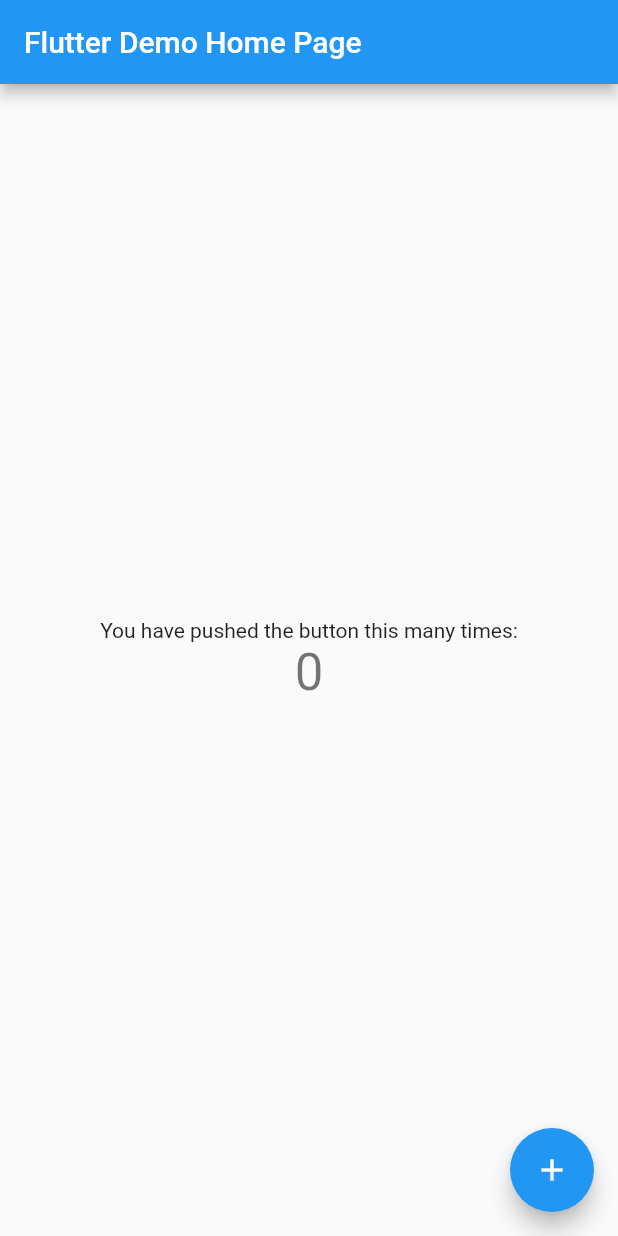
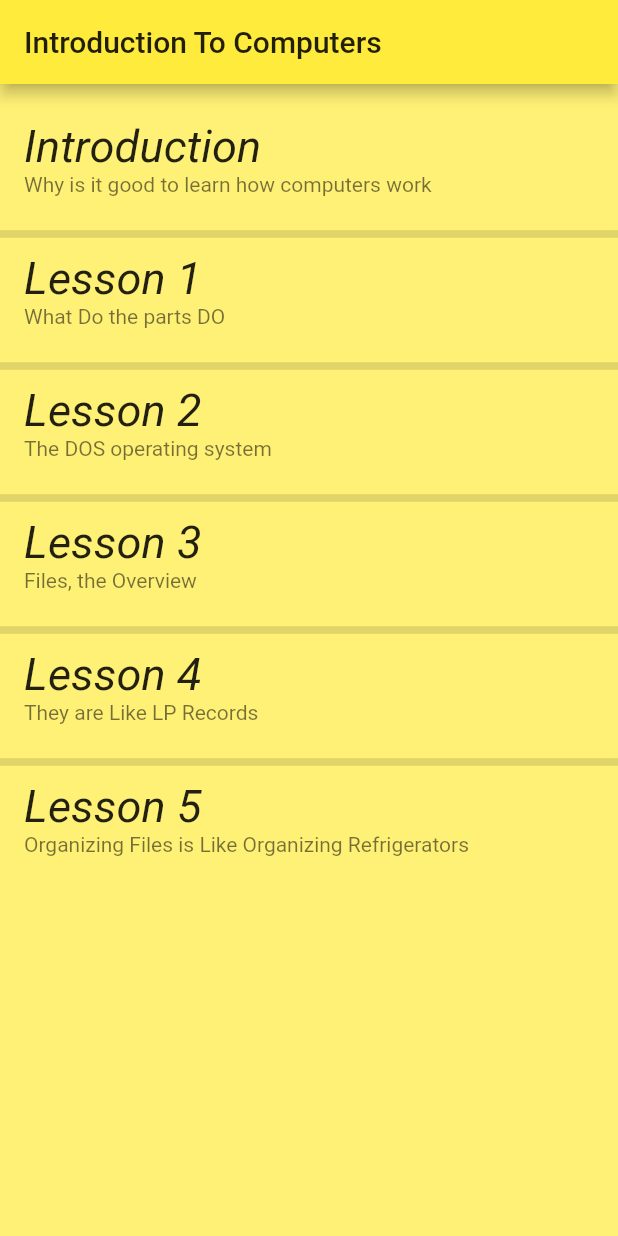
Before and after one commit to caveinn/IntoComputers_kids_app, a Flutter app: the screen it shows after launch, on a phone screen of 412 x 824 dp. Run offline on Flutter 3.47's test engine with Material 2 defaults, Android fonts, the phone set to English and light mode, and no system bars; Roboto replaces fonts that are missing (Zhi Mang Xing).

Commit message:
first iteration

```diff
--- a/lib/main.dart
+++ b/lib/main.dart
@@ -1,4 +1,5 @@
 import 'package:flutter/material.dart';
+import 'package:flutter/semantics.dart';
 
 void main() => runApp(MyApp());
 
@@ -18,94 +19,72 @@ class MyApp extends StatelessWidget {
         // or simply save your changes to "hot reload" in a Flutter IDE).
         // Notice that the counter didn't reset back to zero; the application
         // is not restarted.
-        primarySwatch: Colors.blue,
+        primarySwatch: Colors.yellow,
       ),
-      home: MyHomePage(title: 'Flutter Demo Home Page'),
+      home: MyHomePage(),
     );
   }
 }
 
-class MyHomePage extends StatefulWidget {
-  MyHomePage({Key key, this.title}) : super(key: key);
-
-  // This widget is the home page of your application. It is stateful, meaning
-  // that it has a State object (defined below) that contains fields that affect
-  // how it looks.
-
-  // This class is the configuration for the state. It holds the values (in this
-  // case the title) provided by the parent (in this case the App widget) and
-  // used by the build method of the State. Fields in a Widget subclass are
-  // always marked "final".
-
-  final String title;
-
-  @override
-  _MyHomePageState createState() => _MyHomePageState();
-}
-
-class _MyHomePageState extends State<MyHomePage> {
-  int _counter = 0;
-
-  void _incrementCounter() {
-    setState(() {
-      // This call to setState tells the Flutter framework that something has
-      // changed in this State, which causes it to rerun the build method below
-      // so that the display can reflect the updated values. If we changed
-      // _counter without calling setState(), then the build method would not be
-      // called again, and so nothing would appear to happen.
-      _counter++;
-    });
-  }
-
-  @override
+class MyHomePage extends StatelessWidget {
+  final TextStyle _myStyle = TextStyle(
+                fontFamily: 'Zhi Mang Xing',
+                fontSize:30,
+                fontStyle: FontStyle.italic,
+              );
+  final double _dividerSize = 5;
   Widget build(BuildContext context) {
-    // This method is rerun every time setState is called, for instance as done
-    // by the _incrementCounter method above.
-    //
-    // The Flutter framework has been optimized to make rerunning build methods
-    // fast, so that you can just rebuild anything that needs updating rather
-    // than having to individually change instances of widgets.
     return Scaffold(
       appBar: AppBar(
-        // Here we take the value from the MyHomePage object that was created by
-        // the App.build method, and use it to set our appbar title.
-        title: Text(widget.title),
+        title: Text("Introduction To Computers"),
       ),
-      body: Center(
-        // Center is a layout widget. It takes a single child and positions it
-        // in the middle of the parent.
-        child: Column(
-          // Column is also a layout widget. It takes a list of children and
-          // arranges them vertically. By default, it sizes itself to fit its
-          // children horizontally, and tries to be as tall as its parent.
-          //
-          // Invoke "debug painting" (press "p" in the console, choose the
-          // "Toggle Debug Paint" action from the Flutter Inspector in Android
-          // Studio, or the "Toggle Debug Paint" command in Visual Studio Code)
-          // to see the wireframe for each widget.
-          //
-          // Column has various properties to control how it sizes itself and
-          // how it positions its children. Here we use mainAxisAlignment to
-          // center the children vertically; the main axis here is the vertical
-          // axis because Columns are vertical (the cross axis would be
-          // horizontal).
-          mainAxisAlignment: MainAxisAlignment.center,
-          children: <Widget>[
-            Text(
-              'You have pushed the button this many times:',
+      backgroundColor: Colors.yellow[300],
+      body: Padding(
+        padding:EdgeInsets.only(top: 20) ,
+        child:Center(child: ListView(
+        children: <Widget>[
+          ListTile(
+            title: Text(
+              "Introduction",
+              style: _myStyle ,
             ),
-            Text(
-              '$_counter',
-              style: Theme.of(context).textTheme.display1,
-            ),
-          ],
-        ),
+            subtitle: Text("Why is it good to learn how computers work"),
+            onTap: (){},
+          ),
+          Divider(thickness: _dividerSize,),
+          ListTile(
+            title: Text("Lesson 1", style: _myStyle),
+            subtitle: Text("What Do the parts DO"),
+            onTap: () {},
+          ),
+          Divider(thickness: _dividerSize,),
+          ListTile(
+            title: Text("Lesson 2", style: _myStyle,),
+            subtitle: Text("The DOS operating system"),
+            onTap: (){},
+          ),
+            Divider(thickness: _dividerSize,),
+          ListTile(
+            title: Text("Lesson 3", style: _myStyle,),
+            subtitle: Text("Files, the Overview"),
+            onTap: (){},
+          ),
+          Divider(thickness: _dividerSize,),
+          ListTile(
+            title: Text("Lesson 4", style: _myStyle,),
+            subtitle: Text("They are Like LP Records"),
+            onTap: (){},
+          ),
+          Divider(thickness: _dividerSize,),
+          ListTile(
+            title: Text("Lesson 5", style: _myStyle,),
+            subtitle: Text("Organizing Files is Like Organizing Refrigerators"),
+            onTap: (){},
+          ),
+        ],
       ),
-      floatingActionButton: FloatingActionButton(
-        onPressed: _incrementCounter,
-        tooltip: 'Increment',
-        child: Icon(Icons.add),
-      ), // This trailing comma makes auto-formatting nicer for build methods.
+    ),
+      )
     );
   }
 }
```
Also changed, not shown: pubspec.yaml (+5 -11 lines), 1 other file.
